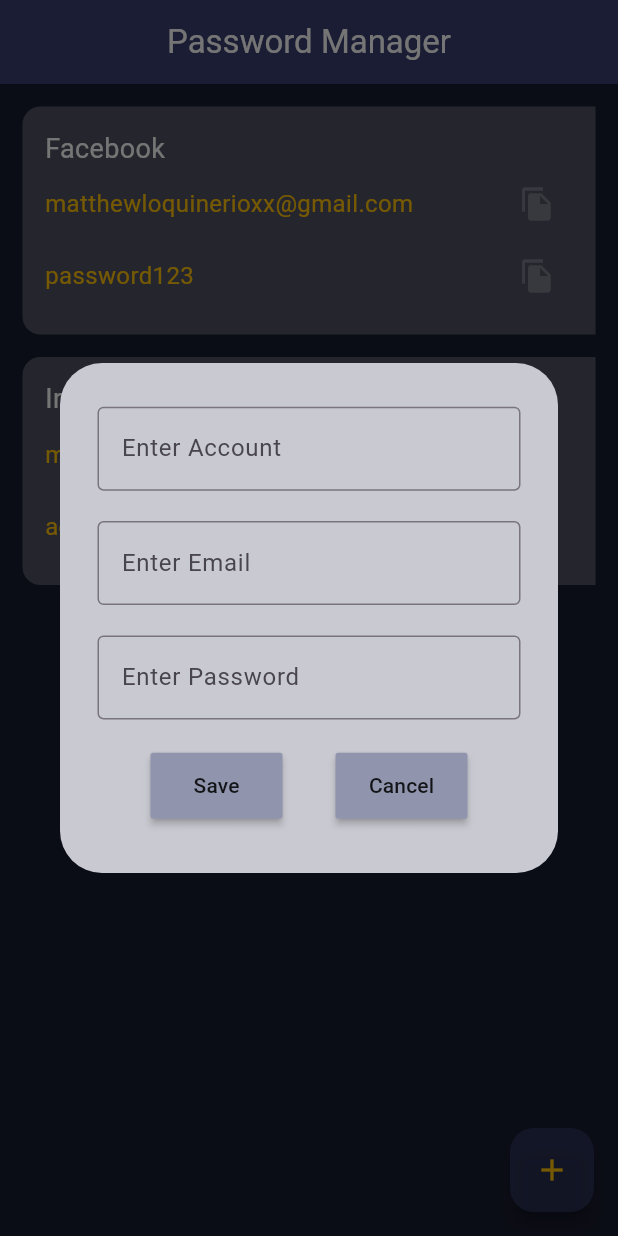
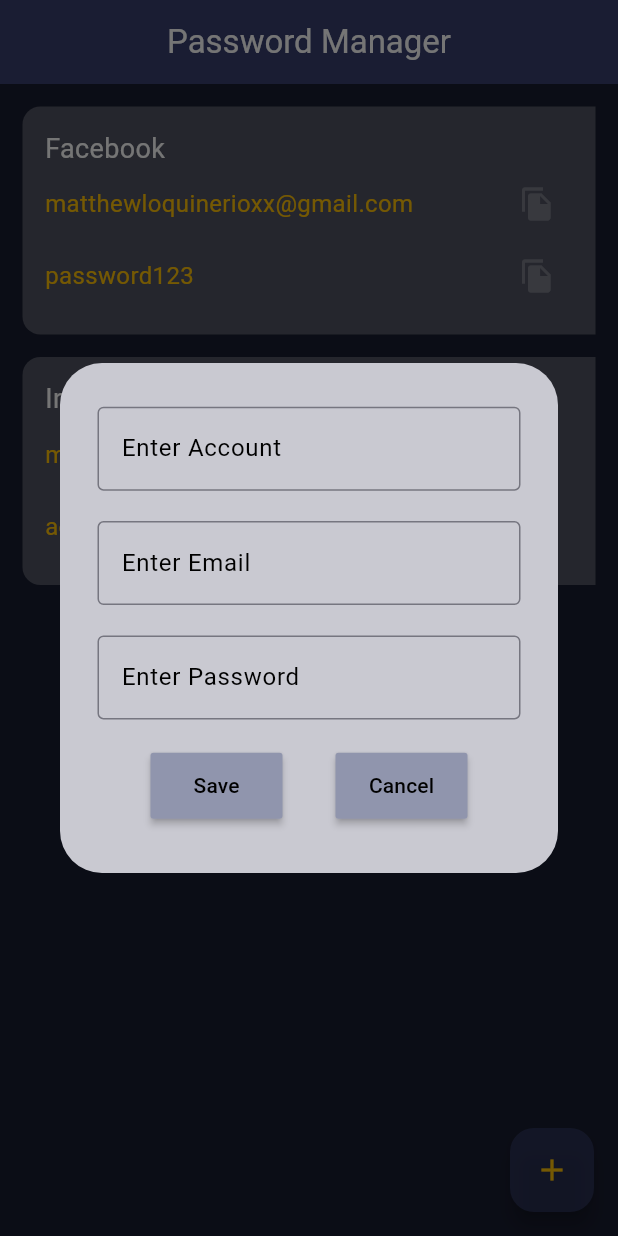
Before and after one commit to EEngineerLoki/flutter_taskmanager, a Flutter app: the screen it shows after launch, after a tap on the "add" icon, on a phone screen of 412 x 824 dp. Run offline on Flutter 3.47's test engine with Material 3 defaults, Android fonts, the phone set to English and light mode, and no system bars; drawn by our look-alikes of flutter_slidable; our stand-ins replace hive_flutter; missing offline and left inert: clipboard; accounts and stored records are empty.

Commit message:
minor debug

```diff
--- a/lib/main.dart
+++ b/lib/main.dart
@@ -20,9 +20,9 @@ class MyApp extends StatelessWidget {
     return MaterialApp(
       debugShowCheckedModeBanner: false,
       home: const MyHomePage(),
-      theme: MyAppThemes.lighTheme,
-      darkTheme: MyAppThemes.darkTheme,
-      themeMode: ThemeMode.system,
+      theme: ThemeData(
+        colorScheme: ColorScheme.fromSeed(seedColor: const Color.fromARGB(255, 56, 64, 112))
+      ),
     );
   }
 }
--- a/lib/util/dialogbox.dart
+++ b/lib/util/dialogbox.dart
@@ -36,18 +36,21 @@ class DialogBox extends StatelessWidget {
                 decoration: const InputDecoration(
                   border: OutlineInputBorder(),
                   hintText: 'Enter Account',
+                  hintStyle: TextStyle(color: Colors.black)
               ),),
               TextField(
                 controller: eccontroller,
                 decoration: const InputDecoration(
                   border: OutlineInputBorder(),
-                  hintText: 'Enter Email'
+                  hintText: 'Enter Email',
+                  hintStyle: TextStyle(color: Colors.black)
                 ),),
               TextField(
                 controller: pccontroller,
                 decoration: const InputDecoration(
                   border: OutlineInputBorder(),
-                  hintText: 'Enter Password'
+                  hintText: 'Enter Password',
+                  hintStyle: TextStyle(color: Colors.black)
                 ),),
               Row(
                 mainAxisAlignment: MainAxisAlignment.spaceEvenly,
--- a/lib/util/my_button.dart
+++ b/lib/util/my_button.dart
@@ -15,7 +15,7 @@ class MyButton extends StatelessWidget {
       onPressed: onPressed,
       padding: const EdgeInsets.all(12),
       color: const Color.fromARGB(255, 144, 149, 173),
-      child: Text(text),
+      child: Text(text, style: const TextStyle(color: Colors.black)),
     );
   }
 }
```
Also changed, not shown: 1 other file.
